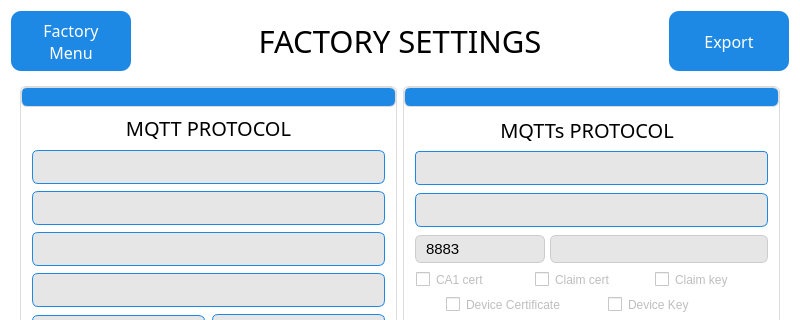
First picture: the form in QT_APP/factsetting.ui, repository eSpark-Backup/nabilfesal-msm-fw, before the edit; both pictures show x 0 to 800 and y 0 to 320 of the 800 by 515 pixel window.
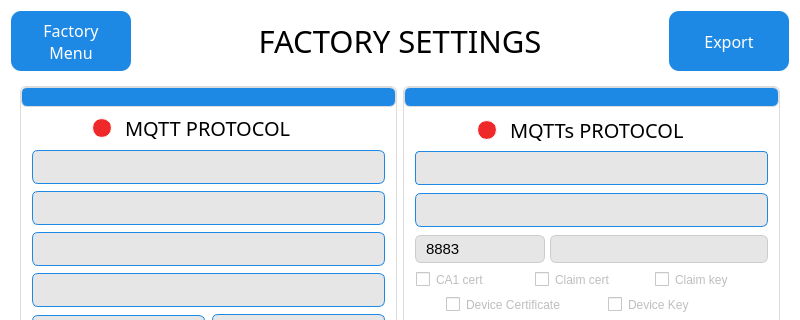
Second picture: the form after the edit. The open tabs and pages were chosen to show the change.

Commit message: Device Info status structure redefine and packet transmission logic on mqtts

```diff
--- a/QT_APP/factsetting.ui
+++ b/QT_APP/factsetting.ui
@@ -244,6 +244,44 @@
                 <number>20</number>
                </property>
                <item>
+                <layout class="QHBoxLayout" name="horizontalLayout_14">
+                 <property name="topMargin">
+                  <number>0</number>
+                 </property>
+                 <item>
+                  <spacer name="horizontalSpacer_9">
+                   <property name="orientation">
+                    <enum>Qt::Horizontal</enum>
+                   </property>
+                   <property name="sizeType">
+                    <enum>QSizePolicy::Fixed</enum>
+                   </property>
+                   <property name="sizeHint" stdset="0">
+                    <size>
+                     <width>60</width>
+                     <height>20</height>
+                    </size>
+                   </property>
+                  </spacer>
+                 </item>
+                 <item>
+                  <widget class="QLabel" name="fact_mqtt_con_status">
+                   <property name="maximumSize">
+                    <size>
+                     <width>20</width>
+                     <height>20</height>
+                    </size>
+                   </property>
+                   <property name="styleSheet">
+                    <string notr="true">background-color: rgb(239, 41, 41);
+border-radius: 10px</string>
+                   </property>
+                   <property name="text">
+                    <string/>
+                   </property>
+                  </widget>
+                 </item>
+                 <item>
                 <widget class="QLabel" name="mqtt_fact_lbl">
                  <property name="font">
                   <font>
@@ -258,9 +296,11 @@
                   <string>MQTT PROTOCOL</string>
                  </property>
                  <property name="alignment">
-                  <set>Qt::AlignCenter</set>
-                 </property>
-                </widget>
+                    <set>Qt::AlignLeading|Qt::AlignLeft|Qt::AlignVCenter</set>
+                   </property>
+                  </widget>
+                 </item>
+                </layout>
                </item>
                <item>
                 <widget class="QLineEdit" name="mqtt_ip">
@@ -624,16 +664,60 @@
                 <number>0</number>
                </property>
                <item>
+                <layout class="QHBoxLayout" name="horizontalLayout_17">
+                 <property name="topMargin">
+                  <number>0</number>
+                 </property>
+                 <item>
+                  <spacer name="horizontalSpacer_10">
+                   <property name="orientation">
+                    <enum>Qt::Horizontal</enum>
+                   </property>
+                   <property name="sizeType">
+                    <enum>QSizePolicy::Fixed</enum>
+                   </property>
+                   <property name="sizeHint" stdset="0">
+                    <size>
+                     <width>60</width>
+                     <height>20</height>
+                    </size>
+                   </property>
+                  </spacer>
+                 </item>
+                 <item>
+                  <widget class="QLabel" name="fact_mqtts_con_status">
+                   <property name="sizePolicy">
+                    <sizepolicy hsizetype="Fixed" vsizetype="Fixed">
+                     <horstretch>0</horstretch>
+                     <verstretch>0</verstretch>
+                    </sizepolicy>
+                   </property>
+                   <property name="maximumSize">
+                    <size>
+                     <width>20</width>
+                     <height>20</height>
+                    </size>
+                   </property>
+                   <property name="styleSheet">
+                    <string notr="true">background-color: rgb(239, 41, 41);
+border-radius: 10px</string>
+                   </property>
+                   <property name="text">
+                    <string/>
+                   </property>
+                  </widget>
+                 </item>
+                 <item>
                 <widget class="QLabel" name="mqtts_fact_lbl">
                  <property name="minimumSize">
                   <size>
-                   <width>344</width>
+                     <width>260</width>
                    <height>26</height>
                   </size>
                  </property>
                  <property name="maximumSize">
                   <size>
-                   <width>344</width>
+                     <width>260</width>
                    <height>26</height>
                   </size>
                  </property>
@@ -650,9 +734,11 @@
                   <string>MQTTs PROTOCOL</string>
                  </property>
                  <property name="alignment">
-                  <set>Qt::AlignCenter</set>
-                 </property>
-                </widget>
+                    <set>Qt::AlignLeading|Qt::AlignLeft|Qt::AlignVCenter</set>
+                   </property>
+                  </widget>
+                 </item>
+                </layout>
                </item>
                <item>
                 <widget class="QLineEdit" name="mqtts_endpoint">
```
Left out of the diff: 52 changed lines with no effect on the pictures. Lines whose indentation alone changed are shown as unchanged. The commit also changes 12 other files.
